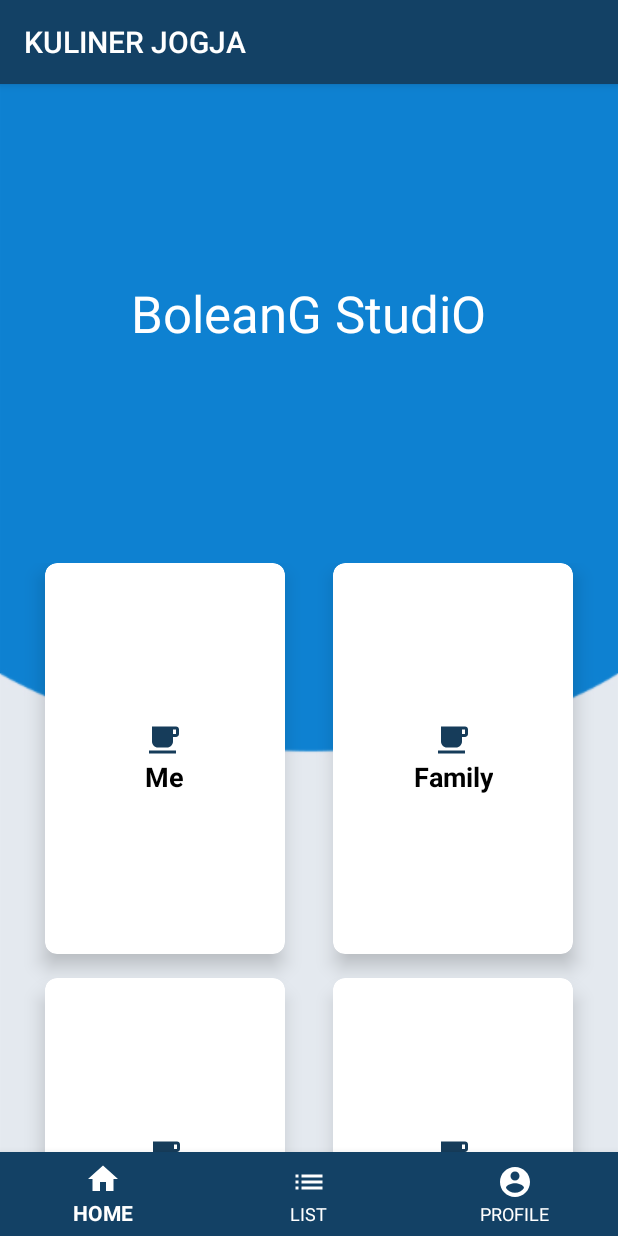
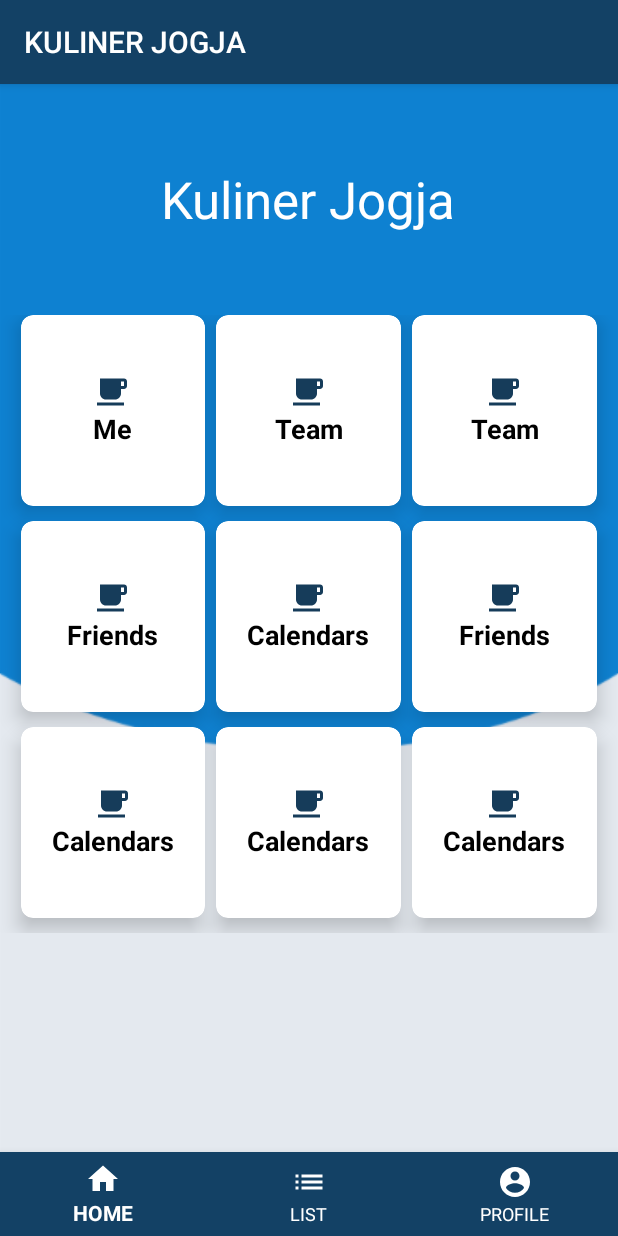
Before and after one commit to almira-haswinitha/Kuliner-Jogja-AppMobile, an Android app: the screen it shows after launch (MainActivity), on a phone screen of 412 x 824 dp. Run offline under Robolectric (Android 15) with nearby library versions, the phone set to English and light mode, and no system bars.

Commit message:
merapikan tampilan kategori (1)

```diff
--- a/app/src/main/res/layout/fragment_home.xml
+++ b/app/src/main/res/layout/fragment_home.xml
@@ -11,7 +11,7 @@
         <LinearLayout
             android:orientation="vertical"
             android:background="@drawable/bg"
-            android:weightSum="10"
+            android:weightSum="25"
             android:layout_width="match_parent"
             android:layout_height="match_parent">
 
@@ -22,7 +22,7 @@
 
                 <TextView
                     android:id="@+id/textGrid"
-                    android:text="BoleanG StudiO"
+                    android:text="Kuliner Jogja"
                     android:textSize="34sp"
                     android:textColor="@android:color/white"
                     android:layout_centerInParent="true"
@@ -32,27 +32,26 @@
             </RelativeLayout>
 
             <GridLayout
-                android:id="@+id/mainGrid"
-                android:columnCount="2"
-                android:rowCount="3"
+                android:id="@+id/homeGrid"
+                android:columnCount="3"
+                android:rowCount="4"
                 android:alignmentMode="alignMargins"
                 android:columnOrderPreserved="false"
-                android:layout_weight="8"
+                android:layout_weight="7"
                 android:layout_width="match_parent"
-                android:layout_height="0dp"
-                android:padding="14dp">
+                android:layout_height="wrap_content"
+                android:padding="0dp">
 
                 <androidx.cardview.widget.CardView
-                    android:layout_width="0dp"
+                    android:layout_width="30dp"
                     android:layout_height="0dp"
                     android:layout_columnWeight="1"
                     android:layout_rowWeight="1"
-                    android:layout_marginBottom="16dp"
-                    android:layout_marginLeft="16dp"
-                    android:layout_marginRight="16dp"
+                    android:layout_marginBottom="10dp"
+                    android:layout_marginLeft="14dp"
+                    android:layout_marginRight="0dp"
                     app:cardElevation="8dp"
-                    app:cardCornerRadius="8dp"
-                    >
+                    app:cardCornerRadius="8dp" >
 
                     <LinearLayout
                         android:layout_gravity="center_horizontal|center_vertical"
@@ -81,17 +80,18 @@
 
                 </androidx.cardview.widget.CardView>
 
+
+                <!-- Column 2 -->
                 <androidx.cardview.widget.CardView
-                    android:layout_width="0dp"
+                    android:layout_width="30dp"
                     android:layout_height="0dp"
                     android:layout_columnWeight="1"
                     android:layout_rowWeight="1"
-                    android:layout_marginBottom="16dp"
-                    android:layout_marginLeft="16dp"
-                    android:layout_marginRight="16dp"
+                    android:layout_marginBottom="10dp"
+                    android:layout_marginLeft="7dp"
+                    android:layout_marginRight="7dp"
                     app:cardElevation="8dp"
-                    app:cardCornerRadius="8dp"
-                    >
+                    app:cardCornerRadius="8dp" >
 
                     <LinearLayout
                         android:layout_gravity="center_horizontal|center_vertical"
@@ -107,45 +107,7 @@
                             android:layout_height="wrap_content" />
 
                         <TextView
-                            android:text="Family"
-                            android:textAlignment="center"
-                            android:textColor="@android:color/black"
-                            android:textSize="18sp"
-                            android:textStyle="bold"
-                            android:layout_width="wrap_content"
-                            android:layout_height="wrap_content"
-                            android:gravity="center_horizontal" />
-
-                    </LinearLayout>
-
-                </androidx.cardview.widget.CardView>
-                <androidx.cardview.widget.CardView
-                    android:layout_width="0dp"
-                    android:layout_height="0dp"
-                    android:layout_columnWeight="1"
-                    android:layout_rowWeight="1"
-                    android:layout_marginBottom="16dp"
-                    android:layout_marginLeft="16dp"
-                    android:layout_marginRight="16dp"
-                    app:cardElevation="8dp"
-                    app:cardCornerRadius="8dp"
-                    >
-
-                    <LinearLayout
-                        android:layout_gravity="center_horizontal|center_vertical"
-                        android:layout_margin="16dp"
-                        android:orientation="vertical"
-                        android:layout_width="wrap_content"
-                        android:layout_height="wrap_content">
-
-                        <ImageView
-                            android:src="@drawable/ic_minuman"
-                            android:layout_gravity="center_horizontal"
-                            android:layout_width="wrap_content"
-                            android:layout_height="wrap_content" />
-
-                        <TextView
-                            android:text="Lovely"
+                            android:text="Team"
                             android:textAlignment="center"
                             android:textColor="@android:color/black"
                             android:textSize="18sp"
@@ -158,18 +120,17 @@
 
                 </androidx.cardview.widget.CardView>
 
-                <!-- Column 2 -->
+                <!-- Column 3 -->
                 <androidx.cardview.widget.CardView
-                    android:layout_width="0dp"
+                    android:layout_width="30dp"
                     android:layout_height="0dp"
                     android:layout_columnWeight="1"
                     android:layout_rowWeight="1"
-                    android:layout_marginBottom="16dp"
-                    android:layout_marginLeft="16dp"
-                    android:layout_marginRight="16dp"
+                    android:layout_marginBottom="10dp"
+                    android:layout_marginLeft="0dp"
+                    android:layout_marginRight="14dp"
                     app:cardElevation="8dp"
-                    app:cardCornerRadius="8dp"
-                    >
+                    app:cardCornerRadius="8dp" >
 
                     <LinearLayout
                         android:layout_gravity="center_horizontal|center_vertical"
@@ -203,16 +164,15 @@
 
                 <!-- Column 1 -->
                 <androidx.cardview.widget.CardView
-                    android:layout_width="0dp"
+                    android:layout_width="30dp"
                     android:layout_height="0dp"
                     android:layout_columnWeight="1"
                     android:layout_rowWeight="1"
-                    android:layout_marginBottom="16dp"
-                    android:layout_marginLeft="16dp"
-                    android:layout_marginRight="16dp"
+                    android:layout_marginBottom="10dp"
+                    android:layout_marginLeft="14dp"
+                    android:layout_marginRight="0dp"
                     app:cardElevation="8dp"
-                    app:cardCornerRadius="8dp"
-                    >
+                    app:cardCornerRadius="8dp" >
 
                     <LinearLayout
                         android:layout_gravity="center_horizontal|center_vertical"
@@ -243,16 +203,15 @@
 
                 <!-- Column 2 -->
                 <androidx.cardview.widget.CardView
-                    android:layout_width="0dp"
+                    android:layout_width="30dp"
                     android:layout_height="0dp"
                     android:layout_columnWeight="1"
                     android:layout_rowWeight="1"
-                    android:layout_marginBottom="16dp"
-                    android:layout_marginLeft="16dp"
-                    android:layout_marginRight="16dp"
+                    android:layout_marginBottom="10dp"
+                    android:layout_marginLeft="7dp"
+                    android:layout_marginRight="7dp"
                     app:cardElevation="8dp"
-                    app:cardCornerRadius="8dp"
-                    >
+                    app:cardCornerRadius="8dp" >
 
                     <LinearLayout
                         android:layout_gravity="center_horizontal|center_vertical"
@@ -281,17 +240,58 @@
 
                 </androidx.cardview.widget.CardView>
 
+
+                <!-- Column 3 -->
                 <androidx.cardview.widget.CardView
-                    android:layout_width="0dp"
+                    android:layout_width="30dp"
                     android:layout_height="0dp"
                     android:layout_columnWeight="1"
                     android:layout_rowWeight="1"
-                    android:layout_marginBottom="16dp"
-                    android:layout_marginLeft="16dp"
-                    android:layout_marginRight="16dp"
+                    android:layout_marginBottom="10dp"
+                    android:layout_marginLeft="0dp"
+                    android:layout_marginRight="14dp"
                     app:cardElevation="8dp"
-                    app:cardCornerRadius="8dp"
-                    >
+                    app:cardCornerRadius="8dp" >
+
+                    <LinearLayout
+                        android:layout_gravity="center_horizontal|center_vertical"
+                        android:layout_margin="16dp"
+                        android:orientation="vertical"
+                        android:layout_width="wrap_content"
+                        android:layout_height="wrap_content">
+
+                        <ImageView
+                            android:src="@drawable/ic_minuman"
+                            android:layout_gravity="center_horizontal"
+                            android:layout_width="wrap_content"
+                            android:layout_height="wrap_content" />
+
+                        <TextView
+                            android:text="Friends"
+                            android:textAlignment="center"
+                            android:textColor="@android:color/black"
+                            android:textSize="18sp"
+                            android:textStyle="bold"
+                            android:layout_width="wrap_content"
+                            android:layout_height="wrap_content"
+                            android:gravity="center_horizontal" />
+
+                    </LinearLayout>
+
+                </androidx.cardview.widget.CardView>
+
+                <!-- Row 3 -->
+                <!-- Column 1 -->
+                <androidx.cardview.widget.CardView
+                    android:layout_width="30dp"
+                    android:layout_height="0dp"
+                    android:layout_columnWeight="1"
+                    android:layout_rowWeight="1"
+                    android:layout_marginBottom="10dp"
+                    android:layout_marginLeft="14dp"
+                    android:layout_marginRight="0dp"
+                    app:cardElevation="8dp"
+                    app:cardCornerRadius="8dp" >
 
                     <LinearLayout
                         android:layout_gravity="center_horizontal|center_vertical"
@@ -320,17 +320,55 @@
 
                 </androidx.cardview.widget.CardView>
 
+                <!-- Column 2 -->
                 <androidx.cardview.widget.CardView
-                    android:layout_width="0dp"
+                    android:layout_width="30dp"
                     android:layout_height="0dp"
                     android:layout_columnWeight="1"
                     android:layout_rowWeight="1"
-                    android:layout_marginBottom="16dp"
-                    android:layout_marginLeft="16dp"
-                    android:layout_marginRight="16dp"
+                    android:layout_marginBottom="10dp"
+                    android:layout_marginLeft="7dp"
+                    android:layout_marginRight="7dp"
                     app:cardElevation="8dp"
-                    app:cardCornerRadius="8dp"
-                    >
+                    app:cardCornerRadius="8dp" ><LinearLayout
+                    android:layout_gravity="center_horizontal|center_vertical"
+                    android:layout_margin="16dp"
+                    android:orientation="vertical"
+                    android:layout_width="wrap_content"
+                    android:layout_height="wrap_content">
+
+                    <ImageView
+                        android:src="@drawable/ic_minuman"
+                        android:layout_gravity="center_horizontal"
+                        android:layout_width="wrap_content"
+                        android:layout_height="wrap_content" />
+
+                    <TextView
+                        android:text="Calendars"
+                        android:textAlignment="center"
+                        android:textColor="@android:color/black"
+                        android:textSize="18sp"
+                        android:textStyle="bold"
+                        android:layout_width="wrap_content"
+                        android:layout_height="wrap_content"
+                        android:gravity="center_horizontal" />
+
+                </LinearLayout>
+
+                </androidx.cardview.widget.CardView>
+
+
+                <!-- Column 3 -->
+                <androidx.cardview.widget.CardView
+                    android:layout_width="30dp"
+                    android:layout_height="0dp"
+                    android:layout_columnWeight="1"
+                    android:layout_rowWeight="1"
+                    android:layout_marginBottom="10dp"
+                    android:layout_marginLeft="0dp"
+                    android:layout_marginRight="14dp"
+                    app:cardElevation="8dp"
+                    app:cardCornerRadius="8dp" >
 
                     <LinearLayout
                         android:layout_gravity="center_horizontal|center_vertical"
@@ -362,6 +400,8 @@
 
 
 
+
+
             </GridLayout>
         </LinearLayout>
 
```
